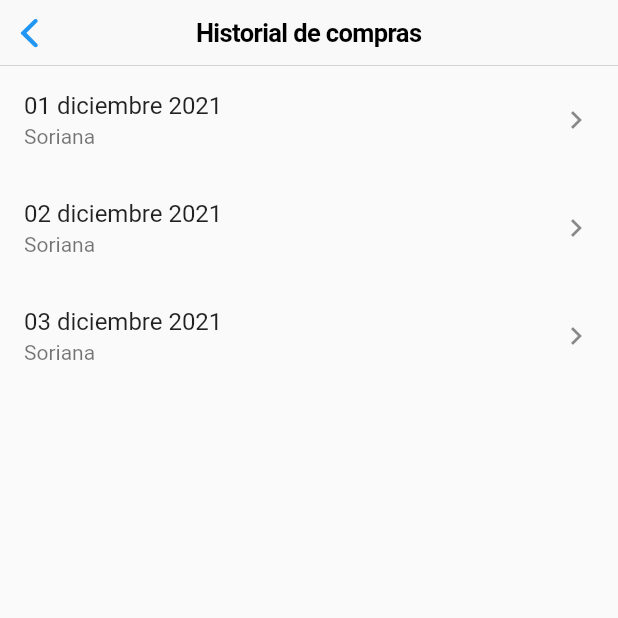
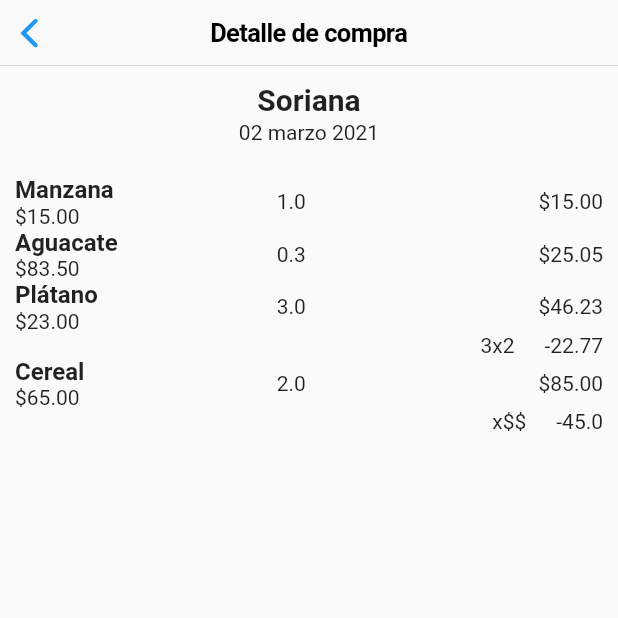
Before and after one commit to MoyaMaker/money_manager, a Flutter app: the GroceriesShoppingHistoryPage screen opened by its route, after a tap on an icon or button, on a phone screen of 412 x 824 dp, the top half of it. Run offline on Flutter 3.47's test engine with Material 2 defaults, Android fonts, the light colour scheme and no system bars; our stand-ins replace flutter_mobx, mobx; generated files the repository leaves out were written again.

Commit message:
create shopping detail page, add into routes, update cart item store

```diff
--- /dev/null
+++ b/lib/modules/groceries/pages/shopping_detail_page.dart
@@ -0,0 +1,112 @@
+import 'package:flutter/cupertino.dart';
+import 'package:flutter/material.dart';
+import 'package:money_manager/modules/groceries/stores/cart_item_store.dart';
+import 'package:money_manager/modules/groceries/stores/grocery_item_store.dart';
+
+class GroceriesShoppingDetailPage extends StatelessWidget {
+  const GroceriesShoppingDetailPage({Key? key}) : super(key: key);
+
+  static final gItems = [
+    GroceryItemStore(id: '1', name: 'Manzana', unitPrice: 15.0),
+    GroceryItemStore(id: '2', name: 'Aguacate', unitPrice: 83.5),
+    GroceryItemStore(id: '3', name: 'Plátano', unitPrice: 23.0),
+    GroceryItemStore(id: '4', name: 'Cereal', unitPrice: 65.0)
+  ];
+
+  @override
+  Widget build(BuildContext context) {
+    final itemsList = [
+      CartItemStore(item: gItems[0], quantity: 1.0),
+      CartItemStore(item: gItems[1], quantity: 0.3),
+      CartItemStore(item: gItems[2], quantity: 3.0, promotion: Promotions.p3x2),
+      CartItemStore(
+          item: gItems[3],
+          quantity: 2.0,
+          promotion: Promotions.quantity4UniquePrice,
+          discount: 85.0),
+    ];
+    return Scaffold(
+      appBar: const CupertinoNavigationBar(
+        middle: Text('Detalle de compra'),
+      ),
+      body: Padding(
+        padding: const EdgeInsets.all(10.0),
+        child: Column(
+          children: [
+            // Store name
+            const Center(
+              child: Text('Soriana',
+                  style: TextStyle(
+                      fontSize: 20.0,
+                      fontWeight: FontWeight.bold,
+                      height: 1.25)),
+            ),
+            // Buy date
+            const Center(
+                child: Text('02 marzo 2021',
+                    style: TextStyle(fontSize: 14.0, height: 1.25))),
+            // Products
+
+            Expanded(
+              child: Container(
+                height: 100.0,
+                margin: const EdgeInsets.only(top: 20.0),
+                child: ListView.builder(
+                    itemCount: itemsList.length,
+                    itemBuilder: (_, int index) {
+                      final item = itemsList[index];
+                      return listItem(item);
+                    }),
+              ),
+            )
+          ],
+        ),
+      ),
+    );
+  }
+
+  Widget listItem(CartItemStore cartItem) {
+    return Column(
+      children: [
+        // Main info
+        Row(
+          mainAxisAlignment: MainAxisAlignment.spaceBetween,
+          children: [
+            // Item name and price
+            Expanded(
+              flex: 1,
+              child: Column(
+                mainAxisAlignment: MainAxisAlignment.start,
+                crossAxisAlignment: CrossAxisAlignment.start,
+                children: [
+                  Text(cartItem.item.name,
+                      style: const TextStyle(
+                          fontSize: 16.0, fontWeight: FontWeight.bold)),
+                  Text(cartItem.item.unitPriceFormatted)
+                ],
+              ),
+            ),
+
+            // Quantity
+            Expanded(flex: 1, child: Text(cartItem.quantity.toString())),
+
+            // Total
+            Text(cartItem.totalFormatted)
+          ],
+        ),
+        // Discount
+        Visibility(
+          visible: cartItem.basePriceWhenHasDiscount,
+          child: Row(
+            mainAxisAlignment: MainAxisAlignment.end,
+            children: [
+              Text(cartItem.promotion!.value),
+              const SizedBox(width: 20.0),
+              Text('-' + cartItem.discountQuantity.toString()),
+            ],
+          ),
+        )
+      ],
+    );
+  }
+}
--- a/lib/modules/groceries/pages/shopping_history_page.dart
+++ b/lib/modules/groceries/pages/shopping_history_page.dart
@@ -17,7 +17,8 @@
                 title: Text('0${index + 1} diciembre 2021'),
                 subtitle: const Text('Soriana'),
                 trailing: const Icon(Icons.keyboard_arrow_right),
-                onTap: () {},
+                onTap: () =>
+                    Navigator.pushNamed(context, 'groceries/shopping-detail'),
               );
             }));
   }
--- a/lib/modules/groceries/routes/routes.dart
+++ b/lib/modules/groceries/routes/routes.dart
@@ -2,6 +2,7 @@
 import 'package:money_manager/modules/groceries/main_groceries.dart';
 import 'package:money_manager/modules/groceries/pages/new_product_page.dart';
 import 'package:money_manager/modules/groceries/pages/payment_page.dart';
+import 'package:money_manager/modules/groceries/pages/shopping_detail_page.dart';
 import 'package:money_manager/modules/groceries/pages/shopping_history_page.dart';
 
 import '../pages/groceries_page.dart';
@@ -13,5 +14,6 @@
   'groceries/shopping-cart': (_) => const GroceriesShoppingCartPage(),
   'groceries/new-product': (_) => const GroceriesNewProductPage(),
   'groceries/payment': (_) => const GroceriesPaymentPage(),
-  'groceries/shopping-history': (_) => const GroceriesShoppingHistoryPage()
+  'groceries/shopping-history': (_) => const GroceriesShoppingHistoryPage(),
+  'groceries/shopping-detail': (_) => const GroceriesShoppingDetailPage(),
 };
--- a/lib/modules/groceries/stores/cart_item_store.dart
+++ b/lib/modules/groceries/stores/cart_item_store.dart
@@ -9,7 +9,11 @@
 class CartItemStore = _CartItemStore with _$CartItemStore;
 
 abstract class _CartItemStore with Store {
-  _CartItemStore({required this.item, this.quantity = 1.0});
+  _CartItemStore(
+      {required this.item,
+      this.quantity = 1.0,
+      this.promotion = Promotions.notSelected,
+      this.discount});
 
   @observable
   late GroceryItemStore item;
@@ -24,7 +28,7 @@
 
   /// Select promotion type
   @observable
-  Promotions? promotion = Promotions.notSelected;
+  Promotions? promotion;
 
   /// Input discount
   @observable
@@ -90,7 +94,8 @@
   double get subtotal => item.unitPrice * quantity;
 
   @computed
-  double get discountQuantity => subtotal - total;
+  double get discountQuantity =>
+      double.parse((subtotal - total).toStringAsFixed(2));
 
   @computed
   String get subtotalFormatted =>
```
